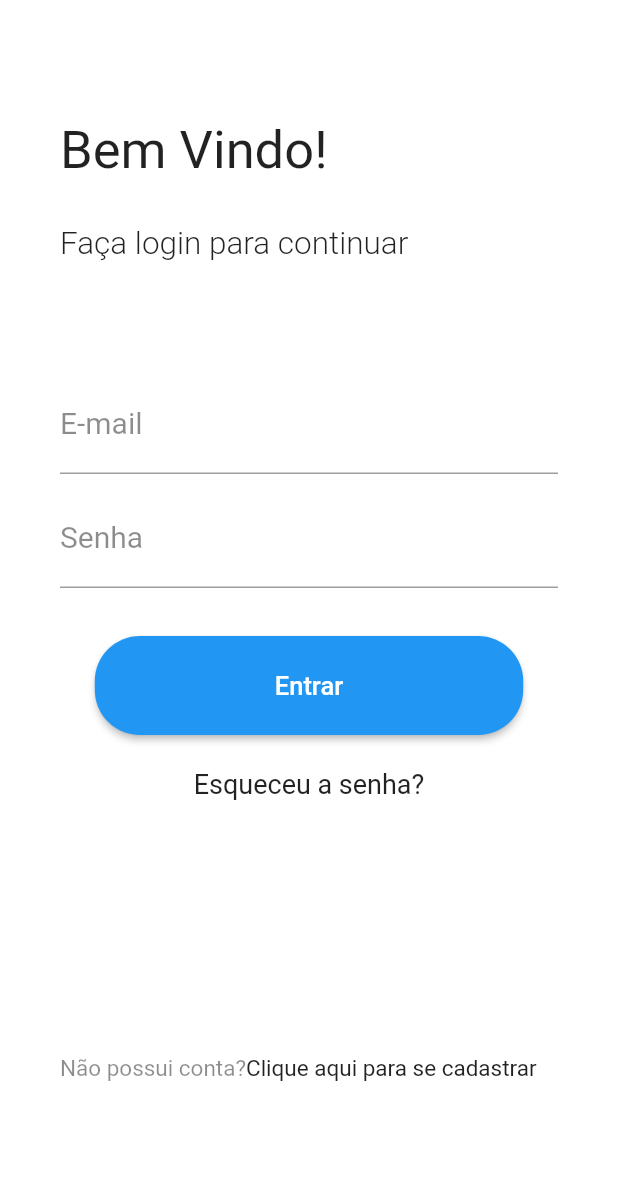
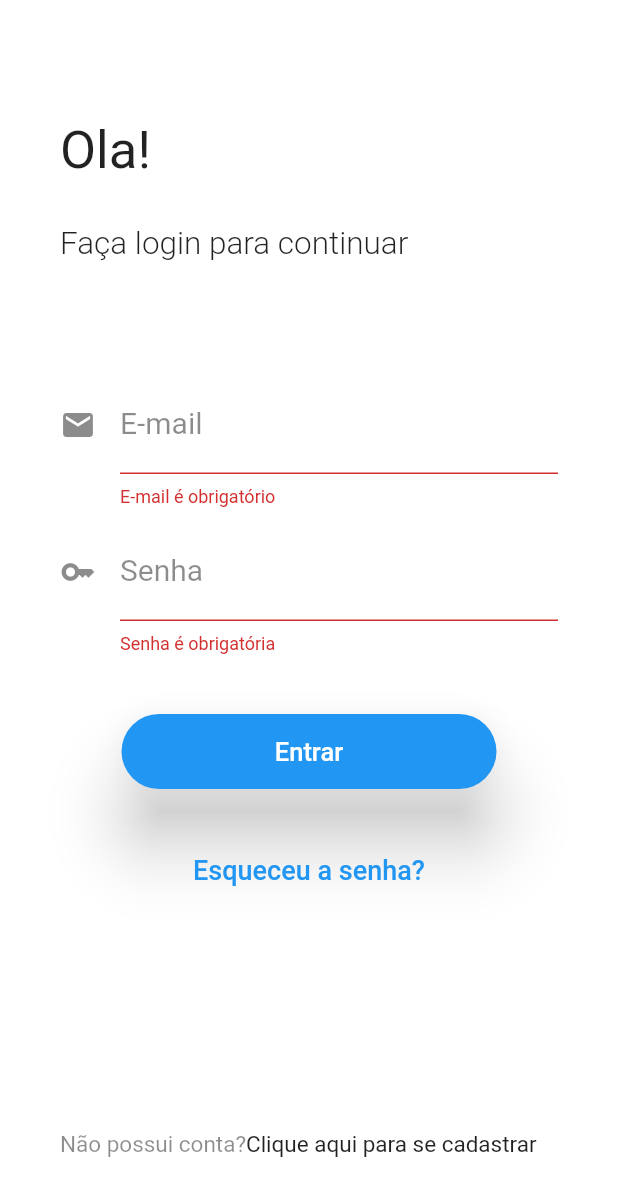
Before and after one commit to TCC-DOS-CRIA/projeto_estagio, a Flutter app: the LoginPage screen opened directly, after a tap on "Entrar", on a phone screen of 412 x 824 dp. Shown: the top 1196 px of the screen. Run offline on Flutter 3.47's test engine with Material 2 defaults, Android fonts, the phone set to English and light mode, and no system bars.

Commit message:
Adicionando o esqueceu a senha e concluindo o login

```diff
--- a/lib/login/login.dart
+++ b/lib/login/login.dart
@@ -1,9 +1,16 @@
 import 'package:flutter/material.dart';
 import 'package:flutter/services.dart';
 import 'package:projeto_estagio/EsqueceuSenha/esqueceuSenha.dart';
+import 'package:projeto_estagio/Integracao_api/integracoes_api.dart';
+import 'package:projeto_estagio/home/home.dart';
 
 class LoginPage extends StatelessWidget {
 
+  final formKey = GlobalKey<FormState>();
+  final emailKey = GlobalKey<FormFieldState>();
+
+  final _emailController = TextEditingController();
+  final _passwordController = TextEditingController();
   @override
   Widget build(BuildContext context) {
     return Scaffold(
@@ -20,7 +27,7 @@ class LoginPage extends StatelessWidget {
             SizedBox(
               width: 128,
               height: 60,
-              child: Text('Bem Vindo!',textAlign: TextAlign.left,style: TextStyle(fontSize: 35,fontWeight: FontWeight.w400),),
+              child: Text('Ola!',textAlign: TextAlign.left,style: TextStyle(fontSize: 35,fontWeight: FontWeight.w400),),
             ),
             SizedBox(
               height: 10,
@@ -34,9 +41,15 @@ class LoginPage extends StatelessWidget {
             SizedBox(
               height: 50,
             ),
-            TextFormField(
+            Form(
+              key: formKey,
+              child:Column(children: [
+              TextFormField(
+                controller: _emailController,
+                key: emailKey,
               keyboardType: TextInputType.emailAddress,
               decoration: InputDecoration(
+                icon: Icon(Icons.email),
                 labelText: "E-mail",
                 labelStyle: TextStyle(
                   color: Colors.black45,
@@ -45,14 +58,23 @@ class LoginPage extends StatelessWidget {
                 )
               ),
               style: TextStyle(fontSize: 20),
+              validator: (String ?value){
+                if(value == null || value.isEmpty){
+                  return 'E-mail é obrigatório';
+                }else{
+                  return null;
+                }
+              },
             ),
             SizedBox(
               height: 10,
             ),
             TextFormField(
+              controller: _passwordController,
               keyboardType: TextInputType.text,
               obscureText: true,
               decoration: InputDecoration(
+                icon: Icon(Icons.key),
                 labelText: "Senha",
                 labelStyle: TextStyle(
                   color: Colors.black45,
@@ -61,27 +83,46 @@ class LoginPage extends StatelessWidget {
                 )
               ),
               style: TextStyle(fontSize: 20),
+              validator: (String ?value){
+                if(value == null || value.isEmpty){
+                  return 'Senha é obrigatória';
+                }
+                return null;
+              }
             ),
             SizedBox(
               height: 20,
             ),
             SizedBox(
               height: 90,
-              width: 100,
+              width: 300,
               child: Container(
-              height: 40,
-              width: 100,
+              height: 100,
+              width: 300,
               alignment: Alignment.center,
               child: ElevatedButton(
-                  onPressed: (){},
-
-                  child: const Text('Entrar',style: TextStyle(fontSize: 17),),
+                  onPressed: () async{
+                    FocusScopeNode currentFocus = FocusScope.of(context);
+                    if(formKey.currentState!.validate()){
+                      bool deuCerto = await Integracoes.realizarLogin(_emailController.text, _passwordController.text);
+                      if(!currentFocus.hasPrimaryFocus){
+                        currentFocus.unfocus();
+                      }
+                      if(deuCerto){
+                        Navigator.push(context, MaterialPageRoute(
+                          builder: (context) => Home(),));
+                          _emailController.clear();
+                          _passwordController.clear();
+                      }
+                    }
+                  },
+                  child: Text('Entrar',style: TextStyle(fontSize: 17),),
                   style: ElevatedButton.styleFrom(
                     shape: RoundedRectangleBorder(
                       borderRadius: BorderRadius.circular(30)
                     ),
-
-                    padding: EdgeInsets.only(left: 120,right:120,top: 23,bottom: 23 )
+                      elevation: 20,
+                     minimumSize: Size(250,50),
                   ),
 
                 ),
@@ -92,20 +133,26 @@ class LoginPage extends StatelessWidget {
             ),
             SizedBox(
               child: Center(
-                child: InkWell(
+                child: TextButton(
+                child: Text('Esqueceu a senha?',style: TextStyle(fontSize: 18),),
+                 onPressed: (){
+                    Navigator.pushReplacement(context, MaterialPageRoute(builder: (context)=> EsqueceuSenha()));
 
-                child: Text('Esqueceu a senha?',style: TextStyle(fontSize: 18),),
-                 onTap: ()=> Navigator.push(context, MaterialPageRoute(
-                    builder: (context) => EsqueceuSenha(),)
-                )
+                 }
+
               ),
               )
             ),
+              ],)
+
+            ),
+
+
             SizedBox(
-              height: 170,
+              height: 150,
             ),
             Container(
-              width: 200,
+              width: 170,
               alignment: Alignment.bottomLeft,
               child: Column(children: [
                 Container(
@@ -115,7 +162,7 @@ class LoginPage extends StatelessWidget {
                     InkWell(
                       child: Text('Clique aqui para se cadastrar',style: TextStyle(fontSize: 15),),
                       onTap: ()=> Navigator.push(context, MaterialPageRoute(
-                      builder: (context) => EsqueceuSenha(),)
+                      builder: (context) => Home(),)
                     )
               ),
                   ],
--- a/lib/main.dart
+++ b/lib/main.dart
@@ -1,10 +1,11 @@
 import 'package:flutter/material.dart';
+import 'package:projeto_estagio/EsqueceuSenha/esqueceuSenha.dart';
 import 'package:projeto_estagio/home/home.dart';
 import 'package:projeto_estagio/splash/splash_page.dart';
 
 void main() {
   runApp(MaterialApp(
     debugShowCheckedModeBanner: false,
-    home: Home(),
+    home: EsqueceuSenha(),
   ));
 }
```
Also changed, not shown: lib/EsqueceuSenha/esqueceuSenha.dart (+115 -9 lines), lib/Integracao_api/integracoes_api.dart (+43 -0 lines), 1 other file.
